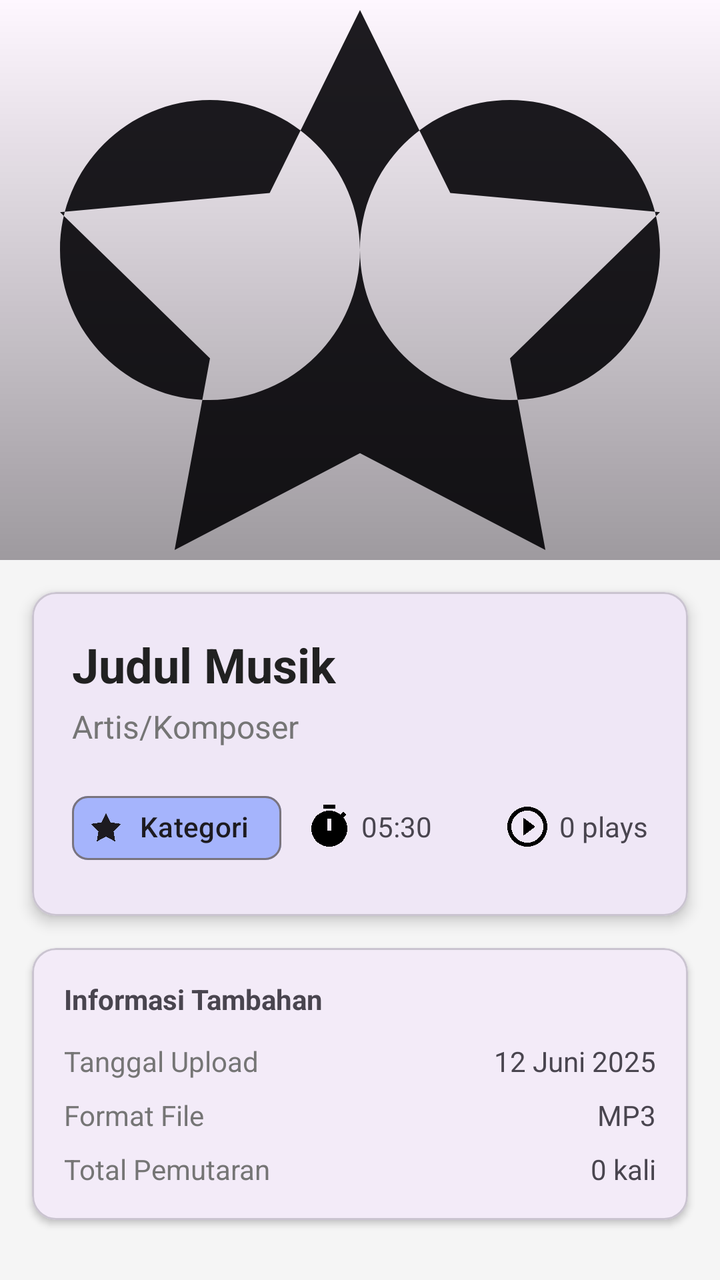
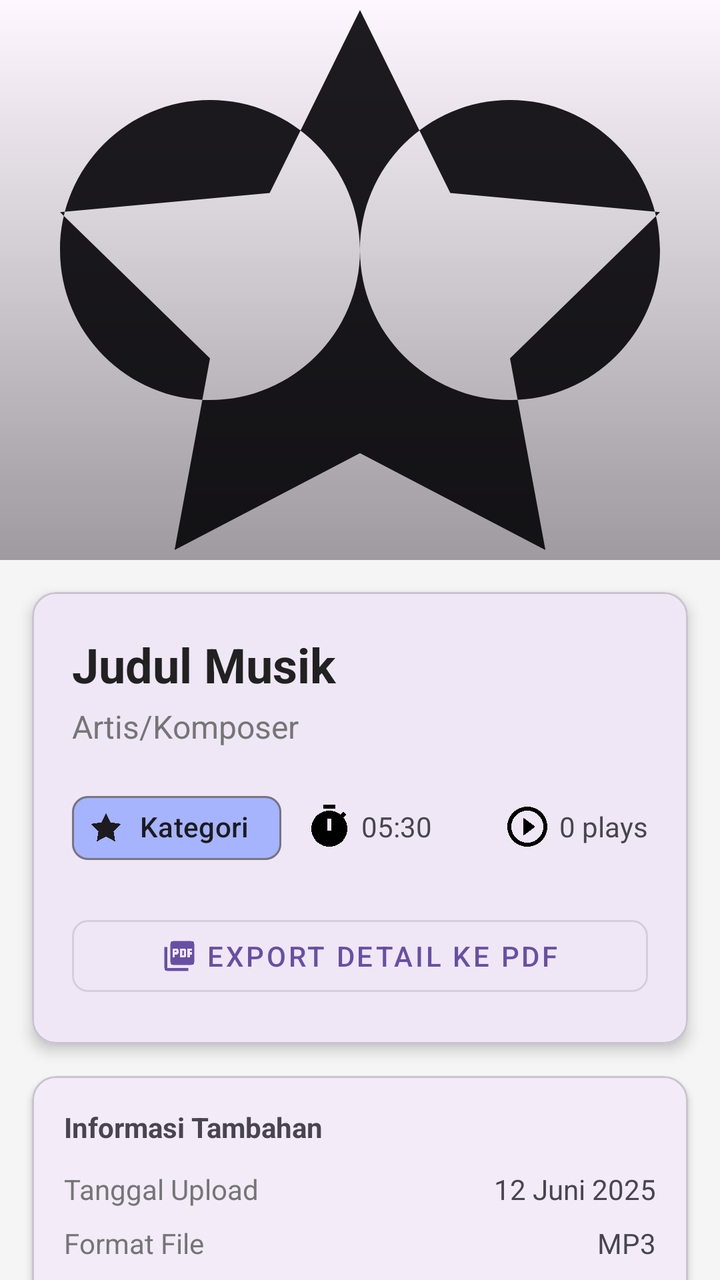

Screens rendered from an Android XML layout before and after an edit, with the pre-edit source and the edit as a unified diff.
<!-- AndroidManifest.xml: application theme Theme.SoundScape -->
<!-- res/layout/fragment_music_detail.xml -->
<?xml version="1.0" encoding="utf-8"?>
<androidx.coordinatorlayout.widget.CoordinatorLayout xmlns:android="http://schemas.android.com/apk/res/android"
    xmlns:app="http://schemas.android.com/apk/res-auto"
    android:layout_width="match_parent"
    android:layout_height="match_parent"
    android:background="#f5f5f5">

    
    <com.google.android.material.appbar.AppBarLayout
        android:id="@+id/app_bar"
        android:layout_width="match_parent"
        android:layout_height="280dp"
        android:theme="@style/ThemeOverlay.AppCompat.Dark.ActionBar">

        <com.google.android.material.appbar.CollapsingToolbarLayout
            android:id="@+id/collapsing_toolbar"
            android:layout_width="match_parent"
            android:layout_height="match_parent"
            app:layout_scrollFlags="scroll|exitUntilCollapsed"
            app:contentScrim="?attr/colorPrimary"
            app:expandedTitleMarginStart="20dp"
            app:expandedTitleMarginBottom="20dp">

            
            <ImageView
                android:id="@+id/iv_cover"
                android:layout_width="match_parent"
                android:layout_height="match_parent"
                android:scaleType="centerCrop"
                android:src="@drawable/ic_default_soundscape"
                app:layout_collapseMode="parallax" />

            
            <View
                android:layout_width="match_parent"
                android:layout_height="match_parent"
                android:background="@drawable/gradient_overlay"
                app:layout_collapseMode="parallax" />

            
            <androidx.appcompat.widget.Toolbar
                android:id="@+id/toolbar"
                android:layout_width="match_parent"
                android:layout_height="?attr/actionBarSize"
                app:layout_collapseMode="pin"
                app:popupTheme="@style/ThemeOverlay.AppCompat.Light" />

        </com.google.android.material.appbar.CollapsingToolbarLayout>

    </com.google.android.material.appbar.AppBarLayout>

    
    <androidx.core.widget.NestedScrollView
        android:layout_width="match_parent"
        android:layout_height="match_parent"
        app:layout_behavior="@string/appbar_scrolling_view_behavior">

        <LinearLayout
            android:layout_width="match_parent"
            android:layout_height="wrap_content"
            android:orientation="vertical"
            android:paddingBottom="100dp">

            
            <com.google.android.material.card.MaterialCardView
                android:layout_width="match_parent"
                android:layout_height="wrap_content"
                android:layout_margin="16dp"
                app:cardCornerRadius="12dp"
                app:cardElevation="4dp">

                <LinearLayout
                    android:layout_width="match_parent"
                    android:layout_height="wrap_content"
                    android:orientation="vertical"
                    android:padding="20dp">

                    
                    <TextView
                        android:id="@+id/tv_title"
                        android:layout_width="match_parent"
                        android:layout_height="wrap_content"
                        android:text="Judul Musik"
                        android:textSize="24sp"
                        android:textStyle="bold"
                        android:textColor="#212121" />

                    <TextView
                        android:id="@+id/tv_artist"
                        android:layout_width="match_parent"
                        android:layout_height="wrap_content"
                        android:text="Artis/Komposer"
                        android:textSize="16sp"
                        android:textColor="@color/colorSecondary"
                        android:layout_marginTop="4dp" />

                    
                    <LinearLayout
                        android:layout_width="match_parent"
                        android:layout_height="wrap_content"
                        android:orientation="horizontal"
                        android:layout_marginTop="16dp">

                        <com.google.android.material.chip.Chip
                            android:id="@+id/chip_category"
                            android:layout_width="wrap_content"
                            android:layout_height="wrap_content"
                            android:text="Kategori"
                            app:chipBackgroundColor="@color/colorPrimaryLight"
                            app:chipIcon="@drawable/ic_category"
                            android:clickable="false" />

                        <TextView
                            android:id="@+id/tv_duration"
                            android:layout_width="wrap_content"
                            android:layout_height="wrap_content"
                            android:text="05:30"
                            android:textSize="14sp"
                            android:drawableStart="@drawable/ic_timer"
                            android:drawablePadding="4dp"
                            android:gravity="center_vertical"
                            android:layout_marginStart="12dp" />

                        <View
                            android:layout_width="0dp"
                            android:layout_height="1dp"
                            android:layout_weight="1" />

                        <TextView
                            android:id="@+id/tv_play_count"
                            android:layout_width="wrap_content"
                            android:layout_height="wrap_content"
                            android:text="0 plays"
                            android:textSize="14sp"
                            android:drawableStart="@drawable/ic_play_circle_outline"
                            android:drawablePadding="4dp"
                            android:gravity="center_vertical" />

                    </LinearLayout>

                </LinearLayout>

            </com.google.android.material.card.MaterialCardView>

            
            <com.google.android.material.card.MaterialCardView
                android:id="@+id/card_player"
                android:layout_width="match_parent"
                android:layout_height="wrap_content"
                android:layout_marginStart="16dp"
                android:layout_marginEnd="16dp"
                android:layout_marginBottom="12dp"
                app:cardCornerRadius="12dp"
                app:cardElevation="4dp"
                app:cardBackgroundColor="@color/colorPrimary"
                android:visibility="gone">

                <LinearLayout
                    android:layout_width="match_parent"
                    android:layout_height="wrap_content"
                    android:orientation="vertical"
                    android:padding="20dp">

                    
                    <ProgressBar
                        android:id="@+id/progress_bar_player"
                        android:layout_width="wrap_content"
                        android:layout_height="wrap_content"
                        android:layout_gravity="center"
                        android:visibility="gone"
                        android:indeterminateTint="@android:color/white" />

                    
                    <SeekBar
                        android:id="@+id/seek_bar"
                        android:layout_width="match_parent"
                        android:layout_height="wrap_content"
                        android:progressTint="@android:color/white"
                        android:thumbTint="@android:color/white"
                        android:progressBackgroundTint="#80FFFFFF" />

                    
                    <LinearLayout
                        android:layout_width="match_parent"
                        android:layout_height="wrap_content"
                        android:orientation="horizontal"
                        android:layout_marginTop="8dp">

                        <TextView
                            android:id="@+id/tv_current_time"
                            android:layout_width="wrap_content"
                            android:layout_height="wrap_content"
                            android:text="00:00"
                            android:textColor="@android:color/white"
                            android:textSize="12sp" />

                        <View
                            android:layout_width="0dp"
                            android:layout_height="1dp"
                            android:layout_weight="1" />

                        <TextView
                            android:id="@+id/tv_total_time"
                            android:layout_width="wrap_content"
                            android:layout_height="wrap_content"
                            android:text="00:00"
                            android:textColor="@android:color/white"
                            android:textSize="12sp" />

                    </LinearLayout>

                    
                    <ImageView
                        android:id="@+id/iv_play_pause"
                        android:layout_width="64dp"
                        android:layout_height="64dp"
                        android:layout_gravity="center"
                        android:layout_marginTop="16dp"
                        android:src="@drawable/ic_play_arrow"
                        android:tint="@android:color/white"
                        android:background="?attr/selectableItemBackgroundBorderless"
                        android:clickable="true"
                        android:focusable="true"
                        android:padding="16dp" />

                </LinearLayout>

            </com.google.android.material.card.MaterialCardView>

            
            <com.google.android.material.card.MaterialCardView
                android:id="@+id/card_doctor"
                android:layout_width="match_parent"
                android:layout_height="wrap_content"
                android:layout_marginStart="16dp"
                android:layout_marginEnd="16dp"
                android:layout_marginBottom="12dp"
                app:cardCornerRadius="12dp"
                app:cardElevation="2dp"
                android:visibility="gone">

                <LinearLayout
                    android:layout_width="match_parent"
                    android:layout_height="wrap_content"
                    android:orientation="horizontal"
                    android:padding="16dp">

                    <ImageView
                        android:layout_width="24dp"
                        android:layout_height="24dp"
                        android:src="@drawable/ic_person"
                        android:tint="@color/colorPrimary"
                        android:layout_gravity="center_vertical" />

                    <LinearLayout
                        android:layout_width="0dp"
                        android:layout_height="wrap_content"
                        android:layout_weight="1"
                        android:orientation="vertical"
                        android:layout_marginStart="12dp">

                        <TextView
                            android:layout_width="wrap_content"
                            android:layout_height="wrap_content"
                            android:text="Direkomendasikan oleh"
                            android:textSize="12sp"
                            android:textColor="@color/colorSecondary" />

                        <TextView
                            android:id="@+id/tv_doctor_name"
                            android:layout_width="wrap_content"
                            android:layout_height="wrap_content"
                            android:text="Dr. Nama Dokter"
                            android:textSize="16sp"
                            android:textStyle="bold"
                            android:layout_marginTop="2dp" />

                    </LinearLayout>

                </LinearLayout>

            </com.google.android.material.card.MaterialCardView>

            
            <com.google.android.material.card.MaterialCardView
                android:id="@+id/card_journal"
                android:layout_width="match_parent"
                android:layout_height="wrap_content"
                android:layout_marginStart="16dp"
                android:layout_marginEnd="16dp"
                android:layout_marginBottom="12dp"
                app:cardCornerRadius="12dp"
                app:cardElevation="2dp"
                android:visibility="gone">

                <LinearLayout
                    android:layout_width="match_parent"
                    android:layout_height="wrap_content"
                    android:orientation="vertical"
                    android:padding="16dp">

                    <LinearLayout
                        android:layout_width="match_parent"
                        android:layout_height="wrap_content"
                        android:orientation="horizontal"
                        android:layout_marginBottom="8dp">

                        <ImageView
                            android:layout_width="24dp"
                            android:layout_height="24dp"
                            android:src="@drawable/ic_article"
                            android:tint="@color/colorPrimary"
                            android:layout_gravity="center_vertical" />

                        <TextView
                            android:layout_width="wrap_content"
                            android:layout_height="wrap_content"
                            android:text="Referensi Jurnal"
                            android:textSize="14sp"
                            android:textStyle="bold"
                            android:layout_marginStart="12dp" />

                    </LinearLayout>

                    <TextView
                        android:id="@+id/tv_journal_reference"
                        android:layout_width="match_parent"
                        android:layout_height="wrap_content"
                        android:text="Referensi jurnal akan ditampilkan di sini"
                        android:textSize="14sp"
                        android:lineSpacingMultiplier="1.2" />

                </LinearLayout>

            </com.google.android.material.card.MaterialCardView>

            
            <com.google.android.material.card.MaterialCardView
                android:id="@+id/card_description"
                android:layout_width="match_parent"
                android:layout_height="wrap_content"
                android:layout_marginStart="16dp"
                android:layout_marginEnd="16dp"
                android:layout_marginBottom="12dp"
                app:cardCornerRadius="12dp"
                app:cardElevation="2dp"
                android:visibility="gone">

                <LinearLayout
                    android:layout_width="match_parent"
                    android:layout_height="wrap_content"
                    android:orientation="vertical"
                    android:padding="16dp">

                    <LinearLayout
                        android:layout_width="match_parent"
                        android:layout_height="wrap_content"
                        android:orientation="horizontal"
                        android:layout_marginBottom="8dp">

                        <ImageView
                            android:layout_width="24dp"
                            android:layout_height="24dp"
                            android:src="@drawable/ic_description"
                            android:tint="@color/colorPrimary"
                            android:layout_gravity="center_vertical" />

                        <TextView
                            android:layout_width="wrap_content"
                            android:layout_height="wrap_content"
                            android:text="Deskripsi"
                            android:textSize="14sp"
                            android:textStyle="bold"
                            android:layout_marginStart="12dp" />

                    </LinearLayout>

                    <TextView
                        android:id="@+id/tv_description"
                        android:layout_width="match_parent"
                        android:layout_height="wrap_content"
                        android:text="Deskripsi musik akan ditampilkan di sini"
                        android:textSize="14sp"
                        android:lineSpacingMultiplier="1.3" />

                </LinearLayout>

            </com.google.android.material.card.MaterialCardView>

            
            <com.google.android.material.card.MaterialCardView
                android:layout_width="match_parent"
                android:layout_height="wrap_content"
                android:layout_marginStart="16dp"
                android:layout_marginEnd="16dp"
                android:layout_marginBottom="16dp"
                app:cardCornerRadius="12dp"
                app:cardElevation="2dp">

                <LinearLayout
                    android:layout_width="match_parent"
                    android:layout_height="wrap_content"
                    android:orientation="vertical"
                    android:padding="16dp">

                    <TextView
                        android:layout_width="wrap_content"
                        android:layout_height="wrap_content"
                        android:text="Informasi Tambahan"
                        android:textSize="14sp"
                        android:textStyle="bold"
                        android:layout_marginBottom="12dp" />

                    
                    <LinearLayout
                        android:layout_width="match_parent"
                        android:layout_height="wrap_content"
                        android:orientation="horizontal"
                        android:layout_marginBottom="8dp">

                        <TextView
                            android:layout_width="0dp"
                            android:layout_height="wrap_content"
                            android:layout_weight="1"
                            android:text="Tanggal Upload"
                            android:textSize="14sp"
                            android:textColor="@color/colorSecondary" />

                        <TextView
                            android:id="@+id/tv_upload_date"
                            android:layout_width="wrap_content"
                            android:layout_height="wrap_content"
                            android:text="12 Juni 2025"
                            android:textSize="14sp" />

                    </LinearLayout>

                    
                    <LinearLayout
                        android:layout_width="match_parent"
                        android:layout_height="wrap_content"
                        android:orientation="horizontal"
                        android:layout_marginBottom="8dp">

                        <TextView
                            android:layout_width="0dp"
                            android:layout_height="wrap_content"
                            android:layout_weight="1"
                            android:text="Format File"
                            android:textSize="14sp"
                            android:textColor="@color/colorSecondary" />

                        <TextView
                            android:id="@+id/tv_file_format"
                            android:layout_width="wrap_content"
                            android:layout_height="wrap_content"
                            android:text="MP3"
                            android:textSize="14sp" />

                    </LinearLayout>

                    
                    <LinearLayout
                        android:layout_width="match_parent"
                        android:layout_height="wrap_content"
                        android:orientation="horizontal">

                        <TextView
                            android:layout_width="0dp"
                            android:layout_height="wrap_content"
                            android:layout_weight="1"
                            android:text="Total Pemutaran"
                            android:textSize="14sp"
                            android:textColor="@color/colorSecondary" />

                        <TextView
                            android:id="@+id/tv_total_plays"
                            android:layout_width="wrap_content"
                            android:layout_height="wrap_content"
                            android:text="0 kali"
                            android:textSize="14sp" />

                    </LinearLayout>

                </LinearLayout>

            </com.google.android.material.card.MaterialCardView>

        </LinearLayout>

    </androidx.core.widget.NestedScrollView>

    
    <com.google.android.material.floatingactionbutton.FloatingActionButton
        android:id="@+id/fab_play_pause"
        android:layout_width="wrap_content"
        android:layout_height="wrap_content"
        android:layout_gravity="bottom|end"
        android:layout_margin="16dp"
        android:src="@drawable/ic_play_arrow"
        app:backgroundTint="@color/colorAccent"
        android:visibility="gone" />

    
    <ProgressBar
        android:id="@+id/progress_bar"
        android:layout_width="wrap_content"
        android:layout_height="wrap_content"
        android:layout_gravity="center"
        android:visibility="gone" />

</androidx.coordinatorlayout.widget.CoordinatorLayout>
<!-- resources referenced by this layout -->
<resources>
  <color name="colorAccent">#F59E0B</color>
  <color name="colorPrimary">#6366F1</color>
  <color name="colorPrimaryLight">#A5B4FC</color>
  <color name="colorSecondary">#757575</color>
  <!-- drawable gradient_overlay (drawable) -->
  <shape xmlns:android="http://schemas.android.com/apk/res/android">
      <gradient
          android:startColor="#00000000"
          android:endColor="#60000000"
          android:angle="270"/>
  </shape>
  <!-- drawable ic_category (drawable) -->
  <vector xmlns:android="http://schemas.android.com/apk/res/android"
      android:width="24dp"
      android:height="24dp"
      android:viewportWidth="24"
      android:viewportHeight="24"
      android:tint="?attr/colorOnSurface">
      <path
          android:fillColor="@android:color/white"
          android:pathData="M12,2l3.09,6.26L22,9.27l-5,4.87 1.18,6.88L12,17.77l-6.18,3.25L7,14.14 2,9.27l6.91,-1.01L12,2z"/>
  </vector>
  <!-- drawable ic_description (drawable) -->
  <vector xmlns:android="http://schemas.android.com/apk/res/android"
      android:width="24dp"
      android:height="24dp"
      android:viewportWidth="24"
      android:viewportHeight="24"
      android:tint="?attr/colorOnSurface">
      <path
          android:fillColor="@android:color/white"
          android:pathData="M14,2H6A2,2 0 0,0 4,4V20A2,2 0 0,0 6,22H18A2,2 0 0,0 20,20V8L14,2M18,20H6V4H13V9H18V20Z"/>
  </vector>
  <!-- drawable ic_person (drawable) -->
  <vector xmlns:android="http://schemas.android.com/apk/res/android" android:height="24dp" android:tint="#000000" android:viewportHeight="24" android:viewportWidth="24" android:width="24dp">
        
      <path android:fillColor="@android:color/white" android:pathData="M12,12c2.21,0 4,-1.79 4,-4s-1.79,-4 -4,-4 -4,1.79 -4,4 1.79,4 4,4zM12,14c-2.67,0 -8,1.34 -8,4v2h16v-2c0,-2.66 -5.33,-4 -8,-4z"/>
      
  </vector>
  <!-- drawable ic_play_arrow (drawable) -->
  <vector xmlns:android="http://schemas.android.com/apk/res/android"
      android:width="24dp"
      android:height="24dp"
      android:viewportWidth="24"
      android:viewportHeight="24"
      android:tint="?attr/colorOnPrimary">
      <path
          android:fillColor="@android:color/white"
          android:pathData="M8,5v14l11,-7z"/>
  </vector>
  <!-- drawable ic_play_circle_outline (drawable) -->
  <vector xmlns:android="http://schemas.android.com/apk/res/android" android:height="24dp" android:tint="#000000" android:viewportHeight="24" android:viewportWidth="24" android:width="24dp">
        
      <path android:fillColor="@android:color/white" android:pathData="M10,16.5l6,-4.5 -6,-4.5v9zM12,2C6.48,2 2,6.48 2,12s4.48,10 10,10 10,-4.48 10,-10S17.52,2 12,2zM12,20c-4.41,0 -8,-3.59 -8,-8s3.59,-8 8,-8 8,3.59 8,8 -3.59,8 -8,8z"/>
      
  </vector>
  <style name="Theme.SoundScape" parent="Base.Theme.SoundScape" />
  <style name="Base.Theme.SoundScape" parent="Theme.Material3.DayNight.NoActionBar">
          
          
      </style>
  <!-- unchanged entries left out for length: 3 -->
</resources>

<!-- the commit's change to res/layout/fragment_music_detail.xml (unified diff, before → after) -->
@@ -137,6 +137,18 @@
                             android:gravity="center_vertical" />
 
                     </LinearLayout>
+
+                    
+                    <com.google.android.material.button.MaterialButton
+                        android:id="@+id/btn_export_pdf"
+                        android:layout_width="match_parent"
+                        android:layout_height="wrap_content"
+                        android:layout_marginTop="16dp"
+                        android:text="Export Detail ke PDF"
+                        app:icon="@drawable/ic_picture_as_pdf"
+                        app:iconGravity="textStart"
+                        app:cornerRadius="8dp"
+                        style="@style/Widget.MaterialComponents.Button.OutlinedButton" />
 
                 </LinearLayout>
 
@@ -491,17 +503,6 @@
     </androidx.core.widget.NestedScrollView>
 
     
-    <com.google.android.material.floatingactionbutton.FloatingActionButton
-        android:id="@+id/fab_play_pause"
-        android:layout_width="wrap_content"
-        android:layout_height="wrap_content"
-        android:layout_gravity="bottom|end"
-        android:layout_margin="16dp"
-        android:src="@drawable/ic_play_arrow"
-        app:backgroundTint="@color/colorAccent"
-        android:visibility="gone" />
-
-    
     <ProgressBar
         android:id="@+id/progress_bar"
         android:layout_width="wrap_content"
<!-- resource entries referenced after the edit -->
@@ -1,6 +1,5 @@
 <!-- resources referenced by this layout -->
 <resources>
-  <color name="colorAccent">#F59E0B</color>
   <color name="colorPrimary">#6366F1</color>
   <color name="colorPrimaryLight">#A5B4FC</color>
   <color name="colorSecondary">#757575</color>
@@ -39,6 +38,12 @@
       <path android:fillColor="@android:color/white" android:pathData="M12,12c2.21,0 4,-1.79 4,-4s-1.79,-4 -4,-4 -4,1.79 -4,4 1.79,4 4,4zM12,14c-2.67,0 -8,1.34 -8,4v2h16v-2c0,-2.66 -5.33,-4 -8,-4z"/>
       
   </vector>
+  <!-- drawable ic_picture_as_pdf (drawable) -->
+  <vector xmlns:android="http://schemas.android.com/apk/res/android" android:height="24dp" android:tint="#000000" android:viewportHeight="24" android:viewportWidth="24" android:width="24dp">
+        
+      <path android:fillColor="@android:color/white" android:pathData="M20,2L8,2c-1.1,0 -2,0.9 -2,2v12c0,1.1 0.9,2 2,2h12c1.1,0 2,-0.9 2,-2L22,4c0,-1.1 -0.9,-2 -2,-2zM11.5,9.5c0,0.83 -0.67,1.5 -1.5,1.5L9,11v2L7.5,13L7.5,7L10,7c0.83,0 1.5,0.67 1.5,1.5v1zM16.5,11.5c0,0.83 -0.67,1.5 -1.5,1.5h-2.5L12.5,7L15,7c0.83,0 1.5,0.67 1.5,1.5v3zM20.5,8.5L19,8.5v1h1.5L20.5,11L19,11v2h-1.5L17.5,7h3v1.5zM9,9.5h1v-1L9,8.5v1zM4,6L2,6v14c0,1.1 0.9,2 2,2h14v-2L4,20L4,6zM14,11.5h1v-3h-1v3z"/>
+      
+  </vector>
   <!-- drawable ic_play_arrow (drawable) -->
   <vector xmlns:android="http://schemas.android.com/apk/res/android"
       android:width="24dp"
